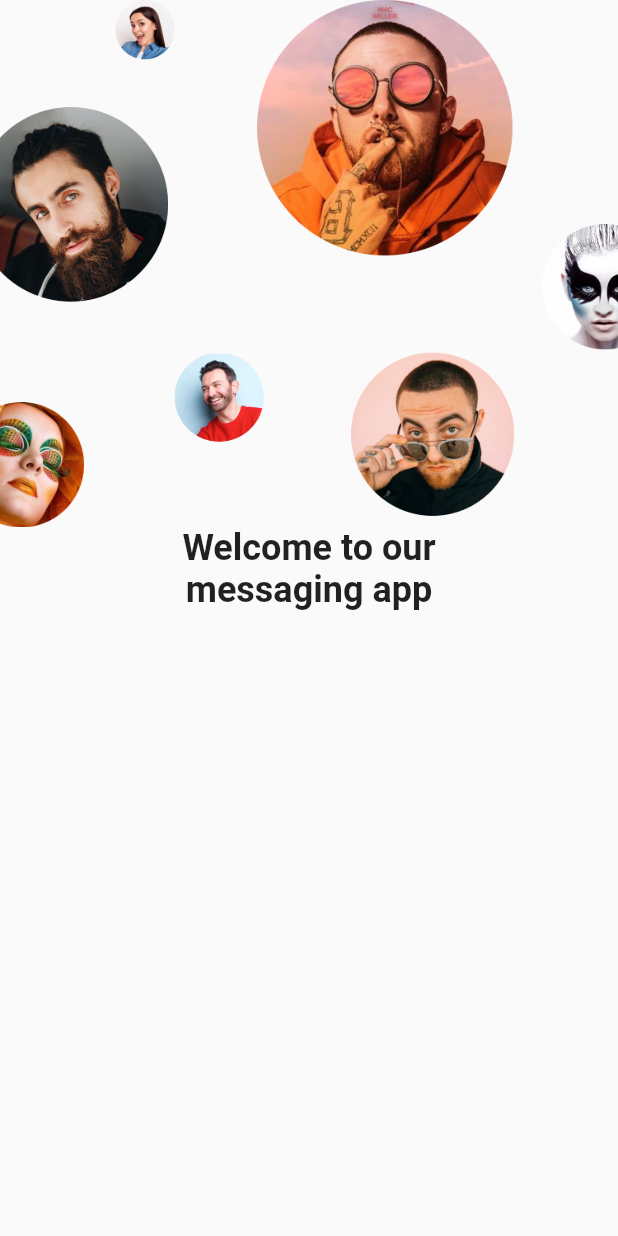
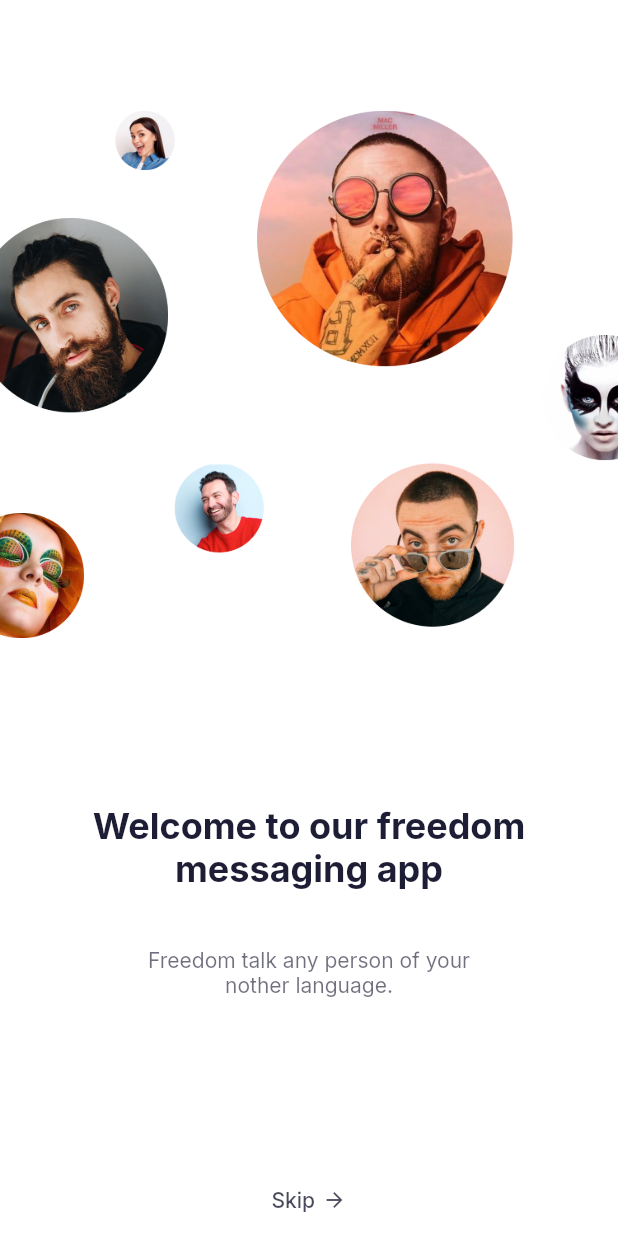
Before and after one commit to TrongBinhLe/flutter-chat_messaging_app, a Flutter app: the screen it shows after launch, on a phone screen of 412 x 824 dp. Run offline on Flutter 3.47's test engine with Material 2 defaults, Android fonts, the phone set to English and light mode, and no system bars; our stand-ins replace google_fonts.

Commit message:
Adding theme mode light and dart in code

```diff
--- a/lib/main.dart
+++ b/lib/main.dart
@@ -1,4 +1,5 @@
 import 'package:chat/screens/welcome/welcome_screen.dart';
+import 'package:chat/theme.dart';
 import 'package:flutter/material.dart';
 
 void main() {
@@ -12,6 +13,9 @@ class MyApp extends StatelessWidget {
     return MaterialApp(
       debugShowCheckedModeBanner: false,
       title: 'Flutter Demo',
+      theme: lightThemeData(context),
+      darkTheme: darkThemeData(context),
+      themeMode: ThemeMode.system, // by default theme mode is system.
       home: WelcomeScreen(),
     );
   }
--- a/lib/screens/welcome/welcome_screen.dart
+++ b/lib/screens/welcome/welcome_screen.dart
@@ -1,3 +1,4 @@
+import 'package:chat/constants.dart';
 import 'package:flutter/material.dart';
 
 class WelcomeScreen extends StatelessWidget {
@@ -7,14 +8,62 @@ class WelcomeScreen extends StatelessWidget {
       body: SafeArea(
           child: Column(
         children: [
+          Spacer(
+            flex: 2,
+          ),
           Image.asset("assets/images/welcome_image.png"),
+          Spacer(
+            flex: 3,
+          ),
           Text(
-            "Welcome to our \nmessaging app",
+            "Welcome to our freedom \nmessaging app",
             textAlign: TextAlign.center,
             style: Theme.of(context)
                 .textTheme
                 .headline5
                 .copyWith(fontWeight: FontWeight.bold),
+          ),
+          Spacer(),
+          Text(
+            "Freedom talk any person of your \nnother language.",
+            textAlign: TextAlign.center,
+            style: TextStyle(
+                color: Theme.of(context)
+                    .textTheme
+                    .bodyText1
+                    .color
+                    .withOpacity(0.64)),
+          ),
+          Spacer(
+            flex: 3,
+          ),
+          FittedBox(
+            child: TextButton(
+              onPressed: () {},
+              child: Row(children: [
+                Text(
+                  "Skip",
+                  style: Theme.of(context).textTheme.bodyText1.copyWith(
+                      color: Theme.of(context)
+                          .textTheme
+                          .bodyText1
+                          .color
+                          .withOpacity(0.8)),
+                ),
+                SizedBox(
+                  width: kDefaultPadding / 4,
+                ),
+                Icon(
+                  Icons.arrow_forward,
+                  size: 16,
+                  color: Theme.of(context)
+                      .textTheme
+                      .bodyText1
+                      .color
+                      .withOpacity(0.8),
+                )
+              ]),
+            ),
           )
         ],
       )),
--- a/lib/theme.dart
+++ b/lib/theme.dart
@@ -1,6 +1,8 @@
 import 'package:chat/constants.dart';
 import 'package:flutter/material.dart';
 import 'package:google_fonts/google_fonts.dart';
+
+// Let's apply light and dart them on our app.
 
 ThemeData lightThemeData(BuildContext context) {
   return ThemeData.light().copyWith(
@@ -8,8 +10,8 @@ ThemeData lightThemeData(BuildContext context) {
     scaffoldBackgroundColor: Colors.white,
     appBarTheme: appBarTheme,
     iconTheme: IconThemeData(color: kContentColorLightTheme),
-    // textTheme: GoogleFonts.interTextTheme(Theme.of(context).textTheme)
-    //     .apply(bodyColor: kContentColorLightTheme),
+    textTheme: GoogleFonts.interTextTheme(Theme.of(context).textTheme)
+        .apply(bodyColor: kContentColorLightTheme),
     colorScheme: ColorScheme.light(
       primary: kPrimaryColor,
       secondary: kSecondaryColor,
@@ -24,8 +26,8 @@ ThemeData darkThemeData(BuildContext context) {
     scaffoldBackgroundColor: kContentColorLightTheme,
     appBarTheme: appBarTheme,
     iconTheme: IconThemeData(color: kContentColorDarkTheme),
-    // textTheme: GoogleFonts.interTextTheme(Theme.of(context).textTheme)
-    //     .apply(bodyColor: kContentColorDarkTheme),
+    textTheme: GoogleFonts.interTextTheme(Theme.of(context).textTheme)
+        .apply(bodyColor: kContentColorDarkTheme),
     colorScheme: ColorScheme.dark().copyWith(
       primary: kPrimaryColor,
       secondary: kSecondaryColor,
```
